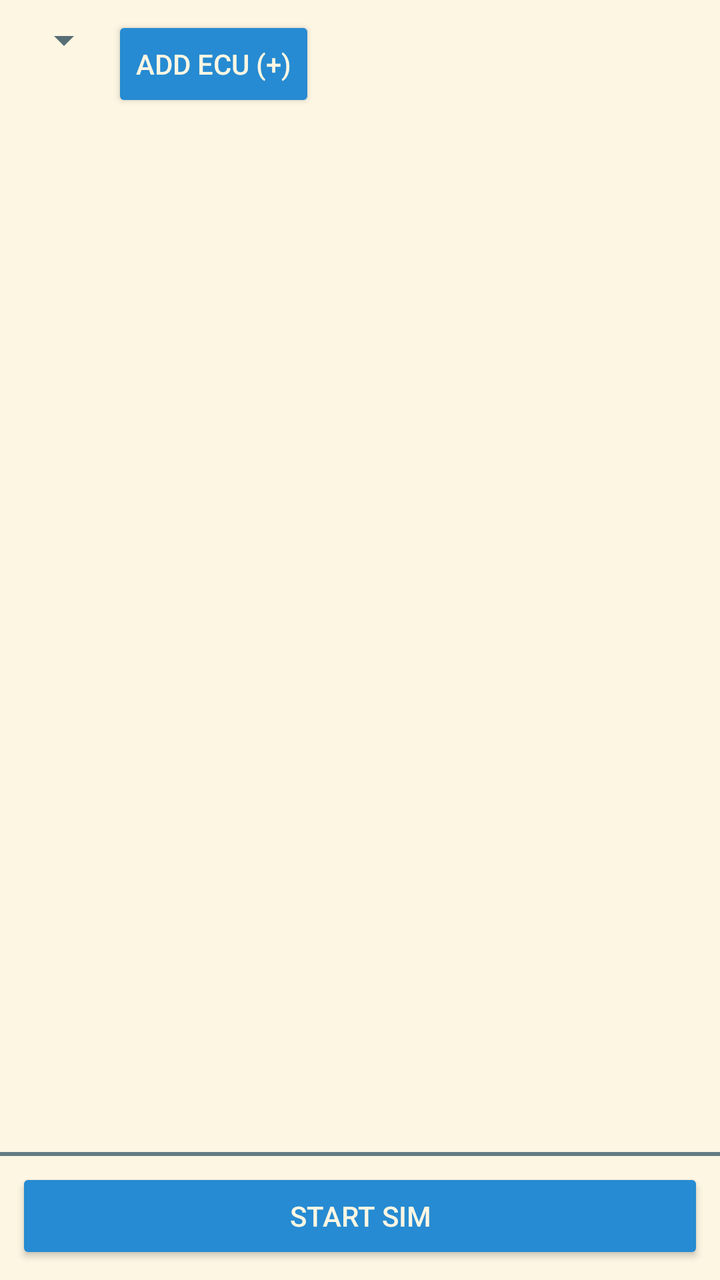
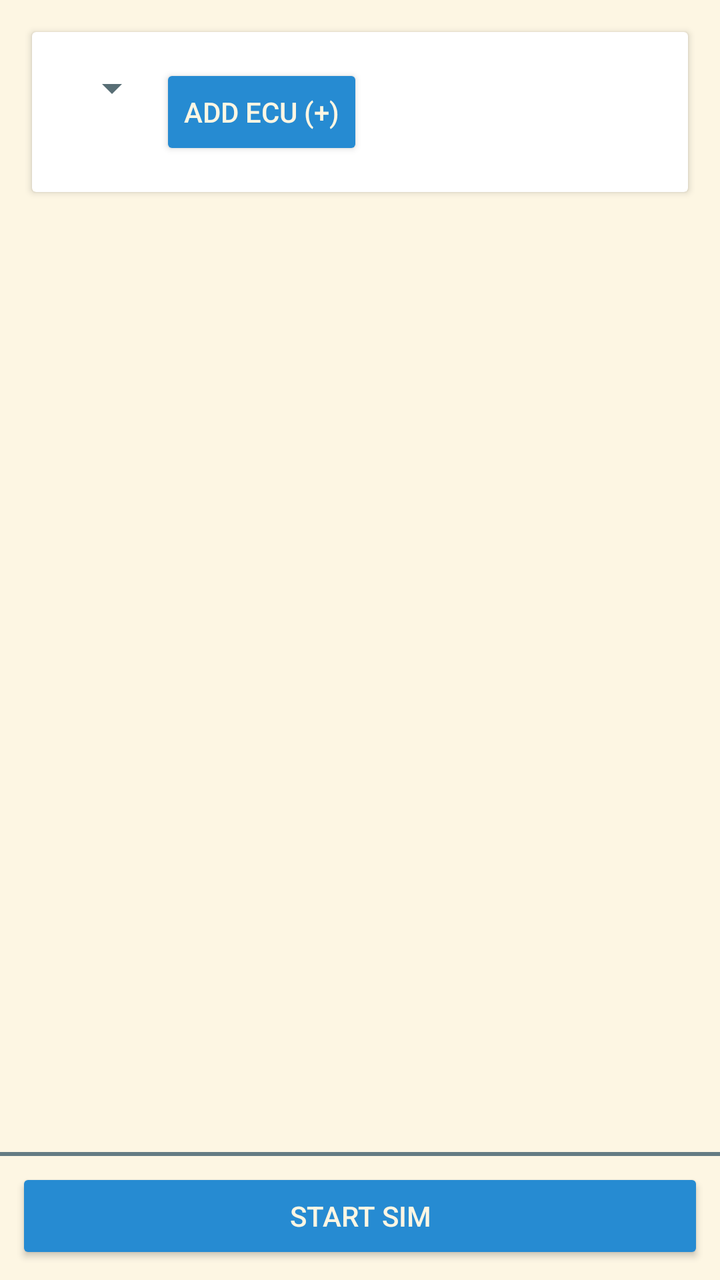

Before-and-after screenshots of an Android layout around one commit, followed by the original layout XML and the change that was made.
<!-- AndroidManifest.xml: application theme Theme.Solarized -->
<!-- res/layout/sim_main.xml -->
<androidx.constraintlayout.widget.ConstraintLayout
    xmlns:android="http://schemas.android.com/apk/res/android"
    xmlns:app="http://schemas.android.com/apk/res-auto"
    android:layout_width="match_parent"
    android:layout_height="match_parent">

    
    <ScrollView
        android:id="@+id/sim_main_render_area"
        android:layout_width="0dp"
        android:layout_height="0dp"
        app:layout_constraintTop_toTopOf="parent"
        app:layout_constraintBottom_toTopOf="@id/bottom_bar"
        app:layout_constraintStart_toStartOf="parent"
        app:layout_constraintEnd_toEndOf="parent">

        <LinearLayout
            android:id="@+id/ecu_list"
            android:orientation="vertical"
            android:padding="8dp"
            android:layout_width="match_parent"
            android:layout_height="wrap_content" >

            <LinearLayout
                android:layout_width="match_parent"
                android:layout_height="match_parent"
                android:orientation="horizontal">

                <Spinner
                    android:id="@+id/ecu_type_spinner"
                    android:layout_width="wrap_content"
                    android:layout_height="wrap_content" />

                <Button
                    android:id="@+id/add_ecu"
                    android:layout_width="wrap_content"
                    android:layout_height="wrap_content"
                    android:text="Add ECU (+)" />
            </LinearLayout>
        </LinearLayout>

    </ScrollView>

    
    <LinearLayout
        android:id="@+id/bottom_bar"
        android:orientation="vertical"
        android:padding="8dp"
        android:background="@drawable/background_with_border_top"
        android:layout_width="0dp"
        android:layout_height="wrap_content"
        app:layout_constraintBottom_toBottomOf="parent"
        app:layout_constraintStart_toStartOf="parent"
        app:layout_constraintEnd_toEndOf="parent">

        
        <Button
            android:id="@+id/sim_state"
            android:layout_width="match_parent"
            android:layout_height="wrap_content"
            android:text="Start Sim" />

    </LinearLayout>

</androidx.constraintlayout.widget.ConstraintLayout>
<!-- resources referenced by this layout -->
<resources>
  <!-- drawable background_with_border_top (drawable) -->
  <?xml version="1.0" encoding="utf-8"?>
  <layer-list xmlns:android="http://schemas.android.com/apk/res/android">
  
      
      <item>
          <shape android:shape="rectangle">
              <solid android:color="?attr/android:colorBackground"/>
          </shape>
      </item>
  
      
      <item android:gravity="top">
          <shape android:shape="rectangle">
              <size android:height="2dp"/>
              <solid android:color="?attr/android:textColor"/> 
          </shape>
      </item>
  
  </layer-list>
  <style name="Theme.Solarized" parent="Theme.AppCompat.Light.NoActionBar">
          <item name="colorPrimary">@color/sol_base2</item>
          <item name="colorPrimaryDark">@color/sol_base1</item>
          <item name="colorAccent">@color/sol_blue</item>
  
          <item name="android:windowBackground">@color/sol_base3</item>
          <item name="android:colorBackground">@color/sol_base3</item>
          <item name="android:textColor">@color/sol_base00</item>
          <item name="colorOnPrimary">@color/sol_base00</item>
          <item name="android:textColorSecondary">@color/sol_base01</item>
  
          <item name="android:textViewStyle">@style/Solarized.TextView.Light</item>
          <item name="android:editTextStyle">@style/Solarized.EditText.Light</item>
          <item name="android:buttonStyle">@style/Solarized.Button.Light</item>
          <item name="android:checkboxStyle">@style/Solarized.CheckBox.Light</item>
      </style>
  <color name="sol_base2">#eee8d5</color>
  <color name="sol_base1">#93a1a1</color>
  <color name="sol_blue">#268bd2</color>
  <color name="sol_base3">#fdf6e3</color>
  <color name="sol_base00">#657b83</color>
  <color name="sol_base01">#586e75</color>
  <style name="Solarized.TextView.Light" parent="TextAppearance.AppCompat">
          <item name="android:textColor">@color/sol_base00</item>
      </style>
  <style name="Solarized.EditText.Light" parent="Widget.AppCompat.EditText">
          <item name="android:textColor">@color/sol_base00</item>
          <item name="android:textColorHint">@color/sol_base01</item>
          <item name="android:backgroundTint">@color/sol_base1</item>
      </style>
  <style name="Solarized.Button.Light" parent="Widget.AppCompat.Button">
          <item name="android:textColor">@color/sol_base3</item>
          <item name="android:backgroundTint">@color/sol_blue</item>
      </style>
  <style name="Solarized.CheckBox.Light" parent="Widget.AppCompat.CompoundButton.CheckBox">
          <item name="android:textColor">@color/sol_base00</item>
          <item name="buttonTint">@color/sol_cyan</item>
      </style>
  <color name="sol_cyan">#2aa198</color>
</resources>

<!-- the commit's change to res/layout/sim_main.xml (unified diff, before → after) -->
@@ -21,22 +21,34 @@
             android:layout_width="match_parent"
             android:layout_height="wrap_content" >
 
-            <LinearLayout
+            <androidx.cardview.widget.CardView
+                android:layout_margin="8dp"
                 android:layout_width="match_parent"
-                android:layout_height="match_parent"
-                android:orientation="horizontal">
+                android:layout_height="wrap_content"
+                android:radius="8dp"
+                android:elevation="4dp">
 
-                <Spinner
-                    android:id="@+id/ecu_type_spinner"
-                    android:layout_width="wrap_content"
-                    android:layout_height="wrap_content" />
+                <LinearLayout
+                    android:layout_width="match_parent"
+                    android:layout_height="wrap_content"
+                    android:orientation="horizontal"
+                    android:padding="16dp">
 
-                <Button
-                    android:id="@+id/add_ecu"
-                    android:layout_width="wrap_content"
-                    android:layout_height="wrap_content"
-                    android:text="Add ECU (+)" />
-            </LinearLayout>
+                    <Spinner
+                        android:id="@+id/ecu_type_spinner"
+                        android:layout_width="wrap_content"
+                        android:layout_height="wrap_content" />
+
+                    <Button
+                        android:id="@+id/add_ecu"
+                        android:layout_width="wrap_content"
+                        android:layout_height="wrap_content"
+                        android:text="Add ECU (+)" />
+
+                </LinearLayout>
+
+            </androidx.cardview.widget.CardView>
+
         </LinearLayout>
 
     </ScrollView>
